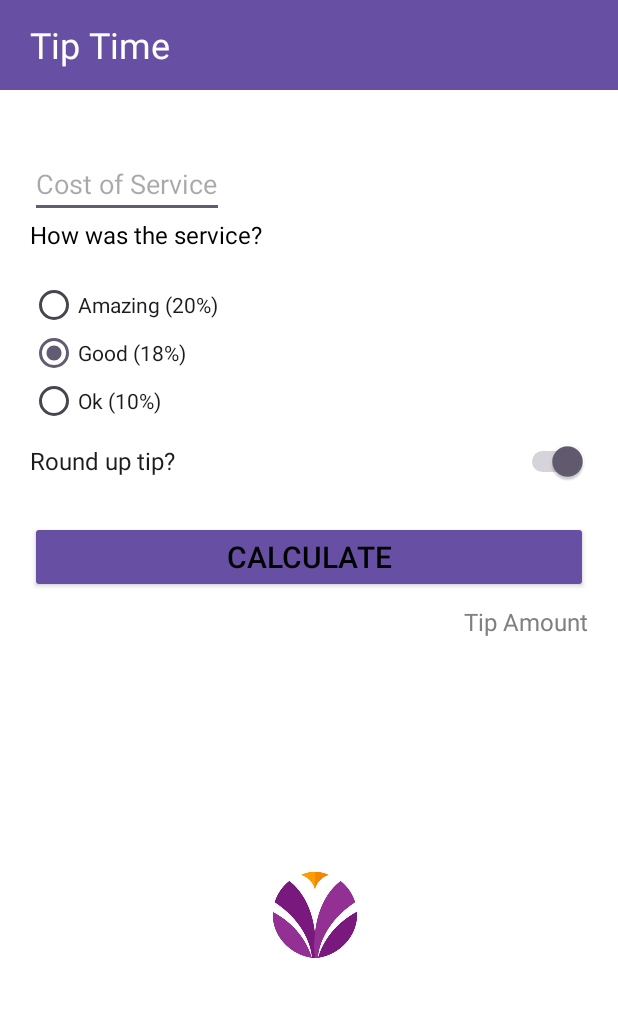
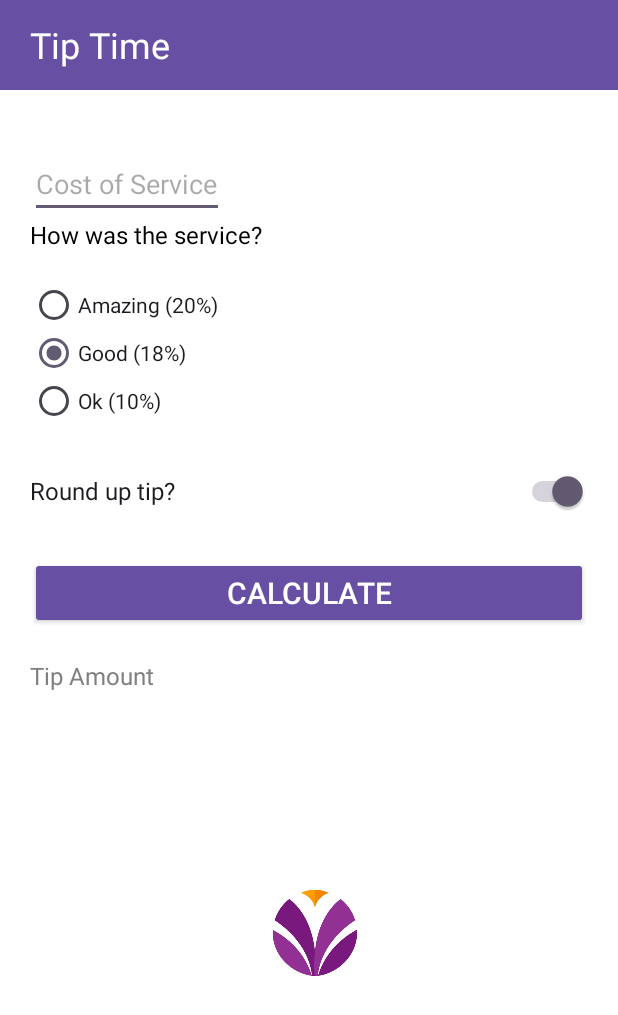
Before and after one commit to ZidnaFN/F-AND24001116-synrgy7-zid-tiptimeapk-ch2, an Android app: the screen it shows after launch (MainActivity), on a phone screen of 412 x 824 dp. Shown: the top 1015 px of the screen. Run offline under Robolectric (Android 15) with nearby library versions, the phone set to English and light mode, and no system bars.

Commit message:
Remidial ch2 - 2

```diff
--- a/app/src/main/res/layout/activity_main.xml
+++ b/app/src/main/res/layout/activity_main.xml
@@ -46,42 +46,33 @@
 
         <android.widget.RadioGroup
             android:id="@+id/radioTip"
-            android:layout_width="wrap_content"
-            android:layout_height="wrap_content"
-            android:layout_marginLeft="20dp"
-            android:layout_marginTop="20dp"
+            style="@style/RadioGroup"
             android:textSize="36dp"
             tools:ignore="RtlHardcoded,SpUsage">
 
             <android.widget.RadioButton
                 android:id="@+id/radioButton10Percent"
-                android:layout_width="wrap_content"
-                android:layout_height="wrap_content"
+                style="@style/RadioButton"
                 android:text="@string/radio1"
                 tools:ignore="HardcodedText" />
 
             <android.widget.RadioButton
                 android:id="@+id/radioButton15Percent"
-                android:layout_width="wrap_content"
-                android:layout_height="wrap_content"
+                style="@style/RadioButton"
                 android:checked="true"
                 android:text="@string/radio2"
                 tools:ignore="HardcodedText" />
 
             <android.widget.RadioButton
                 android:id="@+id/radioButton20Percent"
-                android:layout_width="wrap_content"
-                android:layout_height="wrap_content"
+                style="@style/RadioButton"
                 android:text="@string/radio3"
                 tools:ignore="HardcodedText" />
 
         </android.widget.RadioGroup>
         <android.widget.Switch
             android:id="@+id/switchButton"
-            android:layout_width="match_parent"
-            android:layout_height="wrap_content"
-            android:layout_marginLeft="20dp"
-            android:layout_marginRight="20dp"
+            style="@style/RadioGroup"
             android:checked="true"
             android:minHeight="48dp"
             android:text="@string/tip"
@@ -91,11 +82,7 @@
 
     <android.widget.Button
         android:id="@+id/buttonCalculate"
-        android:layout_width="match_parent"
-        android:layout_height="wrap_content"
-        android:layout_marginLeft="20dp"
-        android:layout_marginTop="16dp"
-        android:layout_marginRight="20dp"
+        style="@style/ButtonGroup"
         android:text="@string/button"
         android:textSize="20dp"
         app:layout_constraintEnd_toEndOf="parent"
@@ -105,10 +92,7 @@
 
     <android.widget.TextView
         android:id="@+id/textView2"
-        android:layout_width="wrap_content"
-        android:layout_height="wrap_content"
-        android:layout_marginTop="8dp"
-        android:layout_marginEnd="20dp"
+        style="@style/RadioGroup"
         android:text="@string/amount"
         android:textColor="#808080"
         android:textSize="16sp"
--- a/app/src/main/res/values/style.xml
+++ b/app/src/main/res/values/style.xml
@@ -19,6 +19,23 @@
         <item name="android:layout_height">wrap_content</item>
         <item name="android:orientation">vertical</item>
     </style>
-
-
+    <style name="RadioGroup">
+        <item name="android:layout_width">match_parent</item>
+        <item name="android:layout_height">wrap_content</item>
+        <item name="android:layout_marginLeft">20dp</item>
+        <item name="android:layout_marginRight">20dp</item>
+        <item name="android:layout_marginTop">20dp</item>
+    </style>
+    <style name="RadioButton">
+        <item name="android:layout_width">match_parent</item>
+        <item name="android:layout_height">match_parent</item>
+    </style>
+    <style name="ButtonGroup">
+        <item name="android:layout_width">match_parent</item>
+        <item name="android:layout_height">wrap_content</item>
+        <item name="android:layout_marginLeft">20dp</item>
+        <item name="android:layout_marginRight">20dp</item>
+        <item name="android:layout_marginTop">20dp</item>
+        <item name="android:textColor">@color/white</item>
+    </style>
 </resources>
```
